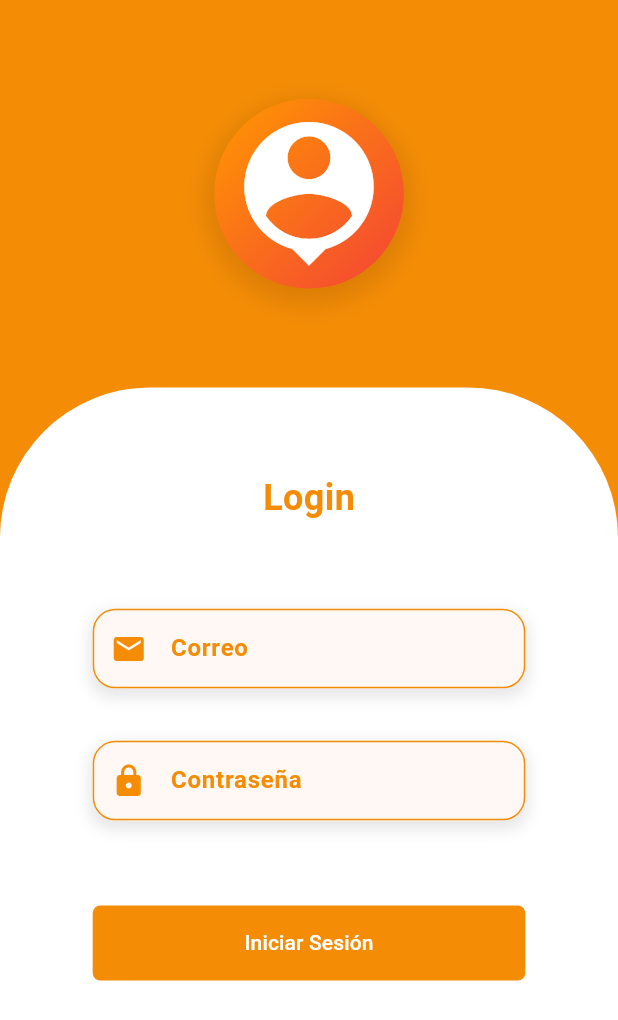
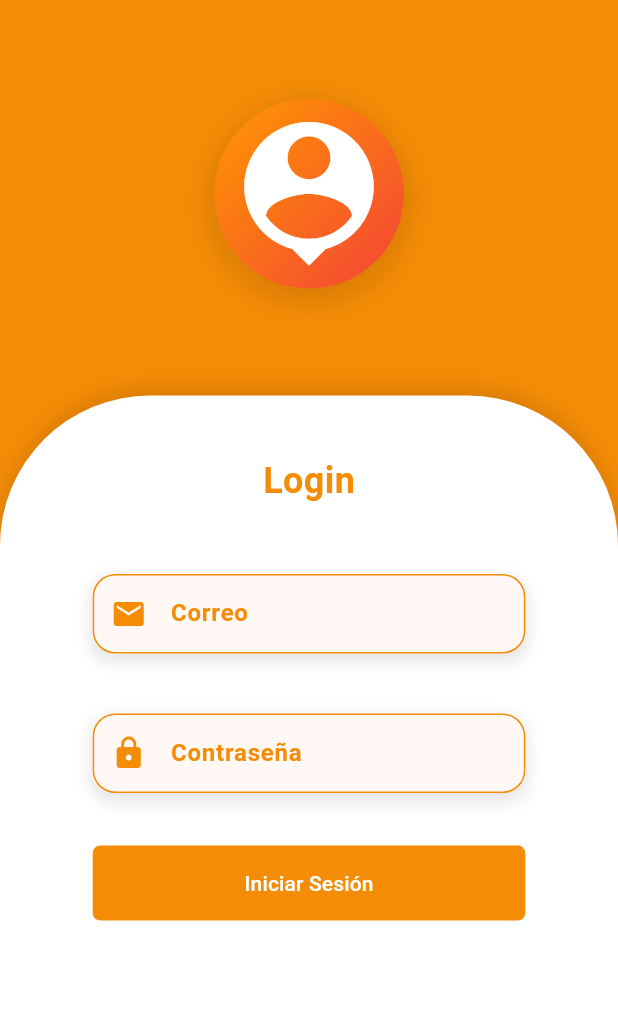
Before and after one commit to YahirPoot/FastOrderMovil, a Flutter app: the screen it shows after launch, on a phone screen of 412 x 824 dp. Shown: the top 1020 px of the screen. Run offline on Flutter 3.47's test engine with Material 3 defaults, Android fonts, the phone set to English and light mode, and no system bars; our stand-ins replace bloc, dio, equatable, flutter_bloc, flutter_dotenv, formz and 2 more.

Commit message:
Create refactor loginScreen and new LoginScreenV2

```diff
--- a/lib/presentation/screens/auth/login_screen.dart
+++ b/lib/presentation/screens/auth/login_screen.dart
@@ -9,45 +9,38 @@ class LoginScreen extends StatelessWidget {
 
   @override
   Widget build(BuildContext context) {
-    final ScrollController scrollController = ScrollController();
-    final viewInsets = MediaQuery.of(context).viewInsets;
     final size = MediaQuery.of(context).size;
 
-    _handleKeyboardVisibility(viewInsets, scrollController);
+    return Scaffold(
+      backgroundColor: Colors.white,
+      body: BlocProvider(
+        create: (context) => RegisterFormBloc(authBloc: context.read<AuthBloc>()),
+        child: Stack(
+          children: [
+            // Cabecera naranja Fija
+            Container(
+              height: size.height * 0.5,
+              width: double.infinity,
+              color: const Color(0xFFF48C06), //TODO: MANAGE COLORS
+              child: Column(
+                mainAxisAlignment: MainAxisAlignment.start,
+                children: [
+                  LoginIcon(size: size)
+                ],
+              ),
+            ),
 
-    return Scaffold(
-      backgroundColor: const Color(0xFFF48C06),
-      body: BlocProvider(
-        create: (context) => RegisterFormBloc( authBloc: context.read<AuthBloc>() ),
-        child: SingleChildScrollView(
-          controller: scrollController,
-          physics: const ClampingScrollPhysics(),
-          child: SizedBox(
-            height: size.height,
-            child: Column(
-              mainAxisAlignment: MainAxisAlignment.spaceBetween,
-              crossAxisAlignment: CrossAxisAlignment.center,
-              children: [
-                LoginIcon(size: size),
-                FormContainer(loginForm: LoginForm()),
-              ],
+            // Cuerpo scrollable con formulario, fondo blanco
+            Align(
+              alignment: Alignment.bottomCenter,
+              child: FormContainer(
+                height: size.height * 0.68,
+                loginForm: LoginForm()
+                )
             ),
-          ),
+          ],
         ),
       ),
     );
   }
-
-  void _handleKeyboardVisibility(EdgeInsets viewInsets, ScrollController scrollController) {
-    if (viewInsets.bottom > 0) {
-      WidgetsBinding.instance.addPostFrameCallback((_) {
-        scrollController.animateTo(
-          200,
-          duration: const Duration(milliseconds: 250),
-          curve: Curves.easeOut,
-        );
-      });
-    }
-  }
-
 }
--- /dev/null
+++ b/lib/presentation/screens/auth/login_screen_v2.dart
@@ -0,0 +1,53 @@
+import 'package:fast_order/presentation/bloc/auth_bloc/auth_bloc.dart';
+import 'package:fast_order/presentation/bloc/register_bloc/register_form_bloc.dart';
+import 'package:fast_order/presentation/widgets/index.dart';
+import 'package:flutter/material.dart';
+import 'package:flutter_bloc/flutter_bloc.dart';
+
+class LoginScreen extends StatelessWidget {
+  const LoginScreen({super.key});
+
+  @override
+  Widget build(BuildContext context) {
+    final ScrollController scrollController = ScrollController();
+    final viewInsets = MediaQuery.of(context).viewInsets;
+    final size = MediaQuery.of(context).size;
+
+    _handleKeyboardVisibility(viewInsets, scrollController);
+
+    return Scaffold(
+      backgroundColor: const Color(0xFFF48C06),
+      body: BlocProvider(
+        create: (context) => RegisterFormBloc( authBloc: context.read<AuthBloc>() ),
+        child: SingleChildScrollView(
+          controller: scrollController,
+          physics: const ClampingScrollPhysics(),
+          child: SizedBox(
+            height: size.height,
+            child: Column(
+              mainAxisAlignment: MainAxisAlignment.spaceBetween,
+              crossAxisAlignment: CrossAxisAlignment.center,
+              children: [
+                LoginIcon(size: size),
+                FormContainer(loginForm: LoginForm(), height: size.height * 1,),
+              ],
+            ),
+          ),
+        ),
+      ),
+    );
+  }
+
+  void _handleKeyboardVisibility(EdgeInsets viewInsets, ScrollController scrollController) {
+    if (viewInsets.bottom > 0) {
+      WidgetsBinding.instance.addPostFrameCallback((_) {
+        scrollController.animateTo(
+          200,
+          duration: const Duration(milliseconds: 250),
+          curve: Curves.easeOut,
+        );
+      });
+    }
+  }
+
+}
--- a/lib/presentation/widgets/auth/login_form.dart
+++ b/lib/presentation/widgets/auth/login_form.dart
@@ -3,7 +3,6 @@ import 'package:fast_order/presentation/bloc/index.dart';
 import 'package:fast_order/presentation/widgets/index.dart';
 import 'package:flutter/material.dart';
 import 'package:flutter_bloc/flutter_bloc.dart';
-import 'package:go_router/go_router.dart';
 
 class LoginForm extends StatelessWidget {
   const LoginForm({super.key});
@@ -37,9 +36,9 @@ class LoginForm extends StatelessWidget {
         child: Form(
           child: Column(
             children: [
-              const Spacer(flex: 1),
+              const SizedBox(height: 20),
               Text('Login', style: titleColorApppF24),
-              const Spacer(flex: 1),
+              const SizedBox(height: 45),
               CustomTextFormField(
                 width: sizeWidth * 0.7,
                 label: "Correo",
@@ -53,7 +52,7 @@ class LoginForm extends StatelessWidget {
                   ? email.errorMessage
                   : null,
               ),
-              const SizedBox(height: 35),
+              const SizedBox(height: 40),
               CustomTextFormField(
                 width: sizeWidth * 0.7,
                 label: 'Contraseña',
@@ -68,7 +67,7 @@ class LoginForm extends StatelessWidget {
                   ? password.errorMessage
                   : null,
               ),
-              const Spacer(flex: 1),
+              const SizedBox(height: 35),
               SizedBox(
                 width: sizeWidth * 0.7,
                 height: 50,
@@ -76,7 +75,7 @@ class LoginForm extends StatelessWidget {
                   text: 'Iniciar Sesión',
                   buttonColor: const Color(0xFFF48C06),
                   onPressed: () {
-                  showDialog(
+                  showDialog( //FIXME:
                     context: context,
                     barrierDismissible: false, // Evita que se cierre al hacer clic fuera
                     builder: (context) => const Center(
@@ -91,7 +90,7 @@ class LoginForm extends StatelessWidget {
                   },
                 ),
               ),
-              const Spacer(flex: 3),
+              const SizedBox(height: 60),
             ],
           ),
         ),
--- a/lib/presentation/widgets/auth/login_form_container.dart
+++ b/lib/presentation/widgets/auth/login_form_container.dart
@@ -2,12 +2,13 @@ import 'package:flutter/material.dart';
 
 class FormContainer extends StatelessWidget {
   final Widget loginForm;
-  const FormContainer({super.key, required this.loginForm});
+  final double height;
+  const FormContainer({super.key, required this.loginForm, required this.height});
 
   @override
   Widget build(BuildContext context) {
-    return Expanded(
-      child: Container(
+    return Container(
+      height: height, // altura fija, no se mueve con teclado
       width: double.infinity,
       decoration: const BoxDecoration(
         color: Colors.white,
@@ -15,8 +16,23 @@ class FormContainer extends StatelessWidget {
           topLeft: Radius.circular(100),
           topRight: Radius.circular(100),
         ),
+        boxShadow: [
+          BoxShadow(
+            color: Colors.black12,
+            blurRadius: 10,
+            offset: Offset(0, -4),
           ),
-        child: loginForm,
+        ],
+      ),
+      child: SingleChildScrollView(
+        physics: const ClampingScrollPhysics(),
+        child: Column(
+          mainAxisSize: MainAxisSize.min, //?
+          children: [
+            SizedBox(height: 20),
+            loginForm,
+          ],
+        ),
       ),
     );
   }
```
Lines whose indentation alone changed are shown as unchanged.
